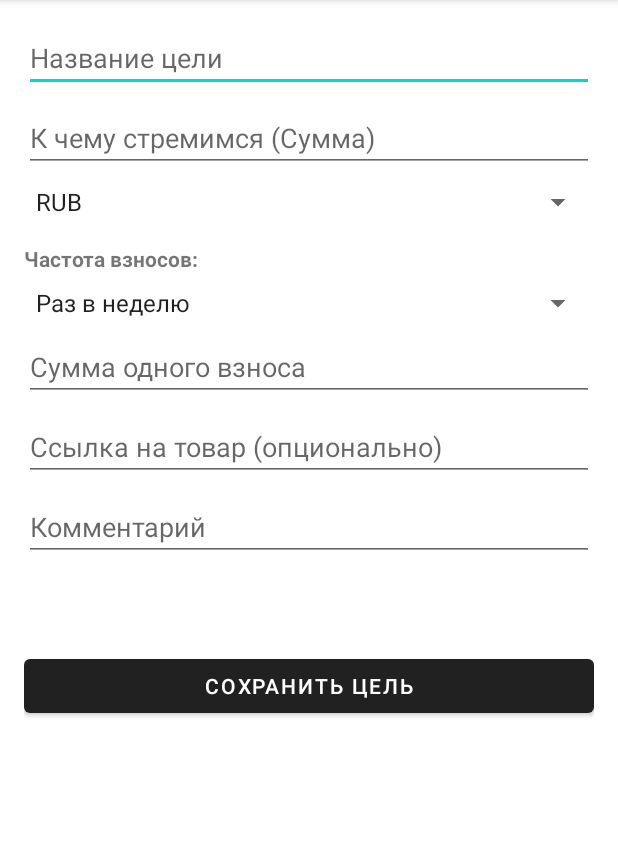
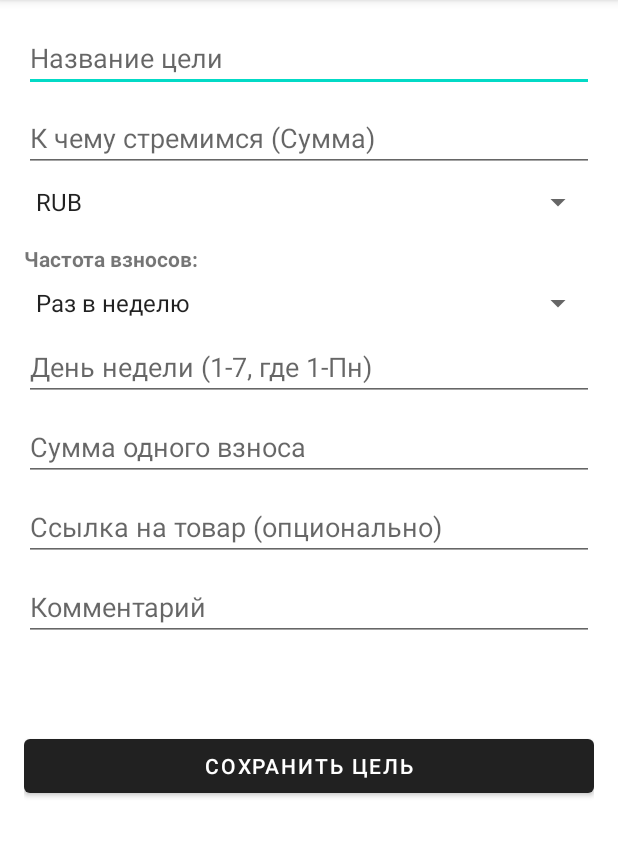
Before and after one commit to makhldg-cell/Kopi, an Android app: the AddGoalActivity screen opened directly, with no data from a screen before it, on a phone screen of 412 x 824 dp, the part 84-941 px from its top. Run offline under Robolectric (Android 15) with nearby library versions, the phone set to English and light mode, and no system bars.

Commit message:
Update AddGoalActivity.java

```diff
--- a/app/src/main/java/com/example/kopi/AddGoalActivity.java
+++ b/app/src/main/java/com/example/kopi/AddGoalActivity.java
@@ -1,6 +1,8 @@
 package com.example.kopi;
 
 import android.os.Bundle;
+import android.text.Editable;
+import android.text.TextWatcher;
 import android.view.View;
 import android.widget.AdapterView;
 import android.widget.ArrayAdapter;
@@ -12,8 +14,8 @@ import android.widget.Toast;
 import androidx.appcompat.app.AppCompatActivity;
 
 public class AddGoalActivity extends AppCompatActivity {
-    private Spinner spinnerFrequency, spinnerDayOfWeek, spinnerDayOfMonth1, spinnerDayOfMonth2;
-    private EditText etTargetAmount, etPaymentAmount;
+    private Spinner spinnerFrequency;
+    private EditText etDayOfWeek, etDayOfMonth1, etDayOfMonth2, etTargetAmount, etPaymentAmount;
     private TextView tvCalculatedDate;
 
     @Override
@@ -25,65 +27,53 @@ public class AddGoalActivity extends AppCompatActivity {
         etTargetAmount = findViewById(R.id.etTargetAmount);
         etPaymentAmount = findViewById(R.id.etPaymentAmount);
         spinnerFrequency = findViewById(R.id.spinnerFrequency);
-        spinnerDayOfWeek = findViewById(R.id.spinnerDayOfWeek);
-        spinnerDayOfMonth1 = findViewById(R.id.spinnerDayOfMonth1);
-        spinnerDayOfMonth2 = findViewById(R.id.spinnerDayOfMonth2);
+        etDayOfWeek = findViewById(R.id.etDayOfWeek);
+        etDayOfMonth1 = findViewById(R.id.etDayOfMonth1);
+        etDayOfMonth2 = findViewById(R.id.etDayOfMonth2);
         EditText etLink = findViewById(R.id.etLink);
         EditText etComment = findViewById(R.id.etComment);
         Spinner spinnerCurrency = findViewById(R.id.spinnerCurrency);
         Button btnSave = findViewById(R.id.btnSave);
         tvCalculatedDate = findViewById(R.id.tvCalculatedDate);
 
-        // Настройка валют
         String[] currencies = {"RUB", "USD", "EUR"};
         ArrayAdapter<String> adapterCur = new ArrayAdapter<>(this, android.R.layout.simple_spinner_item, currencies);
         adapterCur.setDropDownViewResource(android.R.layout.simple_spinner_dropdown_item);
         spinnerCurrency.setAdapter(adapterCur);
 
-        // Настройка частоты
         String[] frequencies = {"Раз в неделю", "Два раза в месяц", "Раз в месяц"};
         ArrayAdapter<String> adapterFreq = new ArrayAdapter<>(this, android.R.layout.simple_spinner_item, frequencies);
         adapterFreq.setDropDownViewResource(android.R.layout.simple_spinner_dropdown_item);
         spinnerFrequency.setAdapter(adapterFreq);
 
-        // Настройка дней недели
-        String[] daysOfWeek = {"Понедельник", "Вторник", "Среда", "Четверг", "Пятница", "Суббота", "Воскресенье"};
-        ArrayAdapter<String> adapterDayWeek = new ArrayAdapter<>(this, android.R.layout.simple_spinner_item, daysOfWeek);
-        spinnerDayOfWeek.setAdapter(adapterDayWeek);
-
-        // Настройка чисел месяца
-        String[] daysOfMonth = new String[31];
-        for (int i = 0; i < 31; i++) daysOfMonth[i] = String.valueOf(i + 1);
-        ArrayAdapter<String> adapterDayMonth = new ArrayAdapter<>(this, android.R.layout.simple_spinner_item, daysOfMonth);
-        spinnerDayOfMonth1.setAdapter(adapterDayMonth);
-        spinnerDayOfMonth2.setAdapter(adapterDayMonth);
-
-        // Умный показ полей в зависимости от выбора
         spinnerFrequency.setOnItemSelectedListener(new AdapterView.OnItemSelectedListener() {
             @Override
             public void onItemSelected(AdapterView<?> parent, View view, int position, long id) {
-                spinnerDayOfWeek.setVisibility(View.GONE);
-                spinnerDayOfMonth1.setVisibility(View.GONE);
-                spinnerDayOfMonth2.setVisibility(View.GONE);
+                etDayOfWeek.setVisibility(View.GONE);
+                etDayOfMonth1.setVisibility(View.GONE);
+                etDayOfMonth2.setVisibility(View.GONE);
 
-                if (position == 0) { // Раз в неделю
-                    spinnerDayOfWeek.setVisibility(View.VISIBLE);
-                } else if (position == 1) { // Два раза в месяц
-                    spinnerDayOfMonth1.setVisibility(View.VISIBLE);
-                    spinnerDayOfMonth2.setVisibility(View.VISIBLE);
-                } else if (position == 2) { // Раз в месяц
-                    spinnerDayOfMonth1.setVisibility(View.VISIBLE);
-                }
+                if (position == 0) etDayOfWeek.setVisibility(View.VISIBLE);
+                else if (position == 1) { etDayOfMonth1.setVisibility(View.VISIBLE); etDayOfMonth2.setVisibility(View.VISIBLE); }
+                else if (position == 2) etDayOfMonth1.setVisibility(View.VISIBLE);
+
                 updateCalculatedDate();
             }
             @Override
             public void onNothingSelected(AdapterView<?> parent) {}
         });
 
-        // Обновляем дату окончания при вводе суммы
-        etPaymentAmount.setOnFocusChangeListener((v, hasFocus) -> {
-            if (!hasFocus) updateCalculatedDate();
-        });
+        // Слушатель для мгновенного расчета
+        TextWatcher watcher = new TextWatcher() {
+            @Override
+            public void beforeTextChanged(CharSequence s, int start, int count, int after) {}
+            @Override
+            public void onTextChanged(CharSequence s, int start, int before, int count) { updateCalculatedDate(); }
+            @Override
+            public void afterTextChanged(Editable s) {}
+        };
+        etPaymentAmount.addTextChangedListener(watcher);
+        etTargetAmount.addTextChangedListener(watcher);
 
         btnSave.setOnClickListener(v -> {
             try {
@@ -98,15 +88,14 @@ public class AddGoalActivity extends AppCompatActivity {
                 goal.paymentAmount = Double.parseDouble(etPaymentAmount.getText().toString());
 
                 if (goal.frequency.equals("Раз в неделю")) {
-                    goal.dayOfWeek = spinnerDayOfWeek.getSelectedItemPosition() + 1;
+                    goal.dayOfWeek = Integer.parseInt(etDayOfWeek.getText().toString());
                 } else if (goal.frequency.equals("Раз в месяц")) {
-                    goal.dayOfMonth1 = spinnerDayOfMonth1.getSelectedItemPosition() + 1;
+                    goal.dayOfMonth1 = Integer.parseInt(etDayOfMonth1.getText().toString());
                 } else if (goal.frequency.equals("Два раза в месяц")) {
-                    goal.dayOfMonth1 = spinnerDayOfMonth1.getSelectedItemPosition() + 1;
-                    goal.dayOfMonth2 = spinnerDayOfMonth2.getSelectedItemPosition() + 1;
+                    goal.dayOfMonth1 = Integer.parseInt(etDayOfMonth1.getText().toString());
+                    goal.dayOfMonth2 = Integer.parseInt(etDayOfMonth2.getText().toString());
                 }
 
-                // Рассчитываем конечную дату автоматически
                 goal.endDate = DateUtils.calculateEndDate(goal.targetAmount, goal.currentAmount, goal.paymentAmount, goal.frequency, goal.dayOfMonth1, goal.dayOfMonth2);
 
                 long id = AppDatabase.getInstance(this).goalDao().insert(goal);
@@ -126,7 +115,7 @@ public class AddGoalActivity extends AppCompatActivity {
             double payment = Double.parseDouble(etPaymentAmount.getText().toString());
             String freq = spinnerFrequency.getSelectedItem().toString();
             String endDate = DateUtils.calculateEndDate(target, 0, payment, freq, 0, 0);
-            tvCalculatedDate.setText("Примерная дата завершения: " + endDate);
+            tvCalculatedDate.setText("Прогноз завершения: " + endDate);
         } catch (Exception ignored) {}
     }
 }
```
